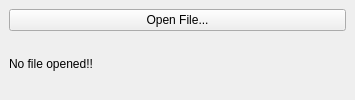
Qt form portal-test/qt5/portal-test-qt.ui (flatpak/libportal) before a commit.
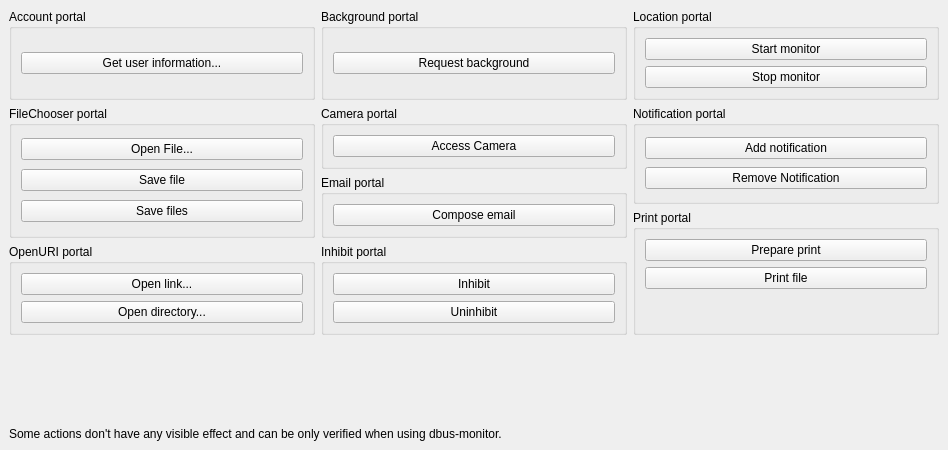
The same form after that commit.

Diff of the .ui file:
```diff
--- a/portal-test/qt5/portal-test-qt.ui
+++ b/portal-test/qt5/portal-test-qt.ui
@@ -6,8 +6,8 @@
    <rect>
     <x>0</x>
     <y>0</y>
-    <width>355</width>
-    <height>100</height>
+    <width>948</width>
+    <height>450</height>
    </rect>
   </property>
   <property name="windowTitle">
@@ -16,17 +16,291 @@
   <widget class="QWidget" name="centralwidget">
    <layout class="QGridLayout" name="gridLayout">
     <item row="0" column="0">
-     <widget class="QPushButton" name="openFileButton">
-      <property name="text">
-       <string>Open File...</string>
+     <widget class="QGroupBox" name="groupBox_3">
+      <property name="title">
+       <string>Account portal</string>
       </property>
+      <layout class="QVBoxLayout" name="verticalLayout_3">
+       <item>
+        <widget class="QPushButton" name="getUserInformationButton">
+         <property name="focusPolicy">
+          <enum>Qt::NoFocus</enum>
+         </property>
+         <property name="text">
+          <string>Get user information...</string>
+         </property>
+        </widget>
+       </item>
+      </layout>
      </widget>
     </item>
-    <item row="1" column="0">
-     <widget class="QLabel" name="openedFileLabel">
+    <item row="0" column="1">
+     <widget class="QGroupBox" name="groupBox_4">
+      <property name="title">
+       <string>Background portal</string>
+      </property>
+      <layout class="QVBoxLayout" name="verticalLayout_4">
+       <item>
+        <widget class="QPushButton" name="requestBackgroundButton">
+         <property name="focusPolicy">
+          <enum>Qt::NoFocus</enum>
+         </property>
+         <property name="text">
+          <string>Request background</string>
+         </property>
+        </widget>
+       </item>
+      </layout>
+     </widget>
+    </item>
+    <item row="0" column="2">
+     <widget class="QGroupBox" name="groupBox_8">
+      <property name="title">
+       <string>Location portal</string>
+      </property>
+      <layout class="QGridLayout" name="gridLayout_3">
+       <item row="0" column="0">
+        <widget class="QPushButton" name="startLocationMonitorButton">
+         <property name="text">
+          <string>Start monitor</string>
+         </property>
+        </widget>
+       </item>
+       <item row="1" column="0">
+        <widget class="QPushButton" name="stopLocationMonitorButton">
+         <property name="text">
+          <string>Stop monitor</string>
+         </property>
+        </widget>
+       </item>
+      </layout>
+     </widget>
+    </item>
+    <item row="1" column="0" rowspan="3">
+     <widget class="QGroupBox" name="groupBox">
+      <property name="title">
+       <string>FileChooser portal</string>
+      </property>
+      <layout class="QVBoxLayout" name="verticalLayout">
+       <item>
+        <widget class="QPushButton" name="openFileButton">
+         <property name="focusPolicy">
+          <enum>Qt::NoFocus</enum>
+         </property>
+         <property name="text">
+          <string>Open File...</string>
+         </property>
+         <property name="autoDefault">
+          <bool>false</bool>
+         </property>
+         <property name="default">
+          <bool>false</bool>
+         </property>
+        </widget>
+       </item>
+       <item>
+        <widget class="QPushButton" name="saveFileButton">
+         <property name="focusPolicy">
+          <enum>Qt::NoFocus</enum>
+         </property>
+         <property name="text">
+          <string>Save file</string>
+         </property>
+        </widget>
+       </item>
+       <item>
+        <widget class="QPushButton" name="saveFilesButton">
+         <property name="focusPolicy">
+          <enum>Qt::NoFocus</enum>
+         </property>
+         <property name="text">
+          <string>Save files</string>
+         </property>
+        </widget>
+       </item>
+      </layout>
+     </widget>
+    </item>
+    <item row="1" column="1">
+     <widget class="QGroupBox" name="groupBox_5">
+      <property name="title">
+       <string>Camera portal</string>
+      </property>
+      <layout class="QVBoxLayout" name="verticalLayout_6">
+       <item>
+        <widget class="QPushButton" name="accessCameraButton">
+         <property name="focusPolicy">
+          <enum>Qt::NoFocus</enum>
+         </property>
+         <property name="text">
+          <string>Access Camera</string>
+         </property>
+        </widget>
+       </item>
+      </layout>
+     </widget>
+    </item>
+    <item row="1" column="2" rowspan="2">
+     <widget class="QGroupBox" name="groupBox_9">
+      <property name="title">
+       <string>Notification portal</string>
+      </property>
+      <layout class="QVBoxLayout" name="verticalLayout_7">
+       <item>
+        <widget class="QPushButton" name="addNotificationButton">
+         <property name="text">
+          <string>Add notification</string>
+         </property>
+        </widget>
+       </item>
+       <item>
+        <widget class="QPushButton" name="removeNotificationButton">
+         <property name="text">
+          <string>Remove Notification</string>
+         </property>
+        </widget>
+       </item>
+      </layout>
+     </widget>
+    </item>
+    <item row="2" column="1" rowspan="2">
+     <widget class="QGroupBox" name="groupBox_6">
+      <property name="title">
+       <string>Email portal</string>
+      </property>
+      <layout class="QGridLayout" name="gridLayout_2">
+       <item row="0" column="0">
+        <widget class="QPushButton" name="composeEmailButton">
+         <property name="text">
+          <string>Compose email</string>
+         </property>
+        </widget>
+       </item>
+      </layout>
+     </widget>
+    </item>
+    <item row="4" column="0">
+     <widget class="QGroupBox" name="groupBox_2">
+      <property name="title">
+       <string>OpenURI portal</string>
+      </property>
+      <layout class="QVBoxLayout" name="verticalLayout_2">
+       <item>
+        <widget class="QPushButton" name="openLinkButton">
+         <property name="focusPolicy">
+          <enum>Qt::NoFocus</enum>
+         </property>
+         <property name="text">
+          <string>Open link...</string>
+         </property>
+        </widget>
+       </item>
+       <item>
+        <widget class="QPushButton" name="openDirectoryButton">
+         <property name="focusPolicy">
+          <enum>Qt::NoFocus</enum>
+         </property>
+         <property name="text">
+          <string>Open directory...</string>
+         </property>
+        </widget>
+       </item>
+      </layout>
+     </widget>
+    </item>
+    <item row="4" column="1">
+     <widget class="QGroupBox" name="groupBox_7">
+      <property name="title">
+       <string>Inhibit portal</string>
+      </property>
+      <layout class="QVBoxLayout" name="verticalLayout_5">
+       <item>
+        <widget class="QPushButton" name="inhibitButton">
+         <property name="text">
+          <string>Inhibit</string>
+         </property>
+        </widget>
+       </item>
+       <item>
+        <widget class="QPushButton" name="uninhibitButton">
+         <property name="text">
+          <string>Uninhibit</string>
+         </property>
+        </widget>
+       </item>
+      </layout>
+     </widget>
+    </item>
+    <item row="5" column="0">
+     <spacer name="verticalSpacer">
+      <property name="orientation">
+       <enum>Qt::Vertical</enum>
+      </property>
+      <property name="sizeHint" stdset="0">
+       <size>
+        <width>20</width>
+        <height>157</height>
+       </size>
+      </property>
+     </spacer>
+    </item>
+    <item row="6" column="0" colspan="3">
+     <widget class="QLabel" name="label">
       <property name="text">
-       <string>No file opened!!</string>
+       <string>Some actions don't have any visible effect and can be only verified when using dbus-monitor.</string>
       </property>
+      <property name="wordWrap">
+       <bool>true</bool>
+      </property>
+     </widget>
+    </item>
+    <item row="5" column="2">
+     <spacer name="verticalSpacer_2">
+      <property name="orientation">
+       <enum>Qt::Vertical</enum>
+      </property>
+      <property name="sizeHint" stdset="0">
+       <size>
+        <width>20</width>
+        <height>40</height>
+       </size>
+      </property>
+     </spacer>
+    </item>
+    <item row="3" column="2" rowspan="2">
+     <widget class="QGroupBox" name="groupBox_10">
+      <property name="title">
+       <string>Print portal</string>
+      </property>
+      <layout class="QVBoxLayout" name="verticalLayout_8">
+       <item>
+        <widget class="QPushButton" name="preparePrintButton">
+         <property name="text">
+          <string>Prepare print</string>
+         </property>
+        </widget>
+       </item>
+       <item>
+        <widget class="QPushButton" name="printFileButton">
+         <property name="text">
+          <string>Print file</string>
+         </property>
+        </widget>
+       </item>
+       <item>
+        <spacer name="verticalSpacer_3">
+         <property name="orientation">
+          <enum>Qt::Vertical</enum>
+         </property>
+         <property name="sizeHint" stdset="0">
+          <size>
+           <width>20</width>
+           <height>31</height>
+          </size>
+         </property>
+        </spacer>
+       </item>
+      </layout>
      </widget>
     </item>
    </layout>
```
